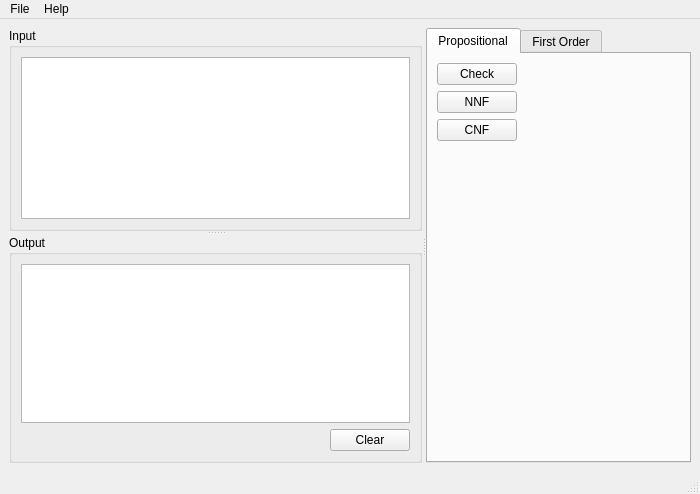
Qt form pylogic/gui/mainwindow.ui (b3aver/PyLogic) before a commit.
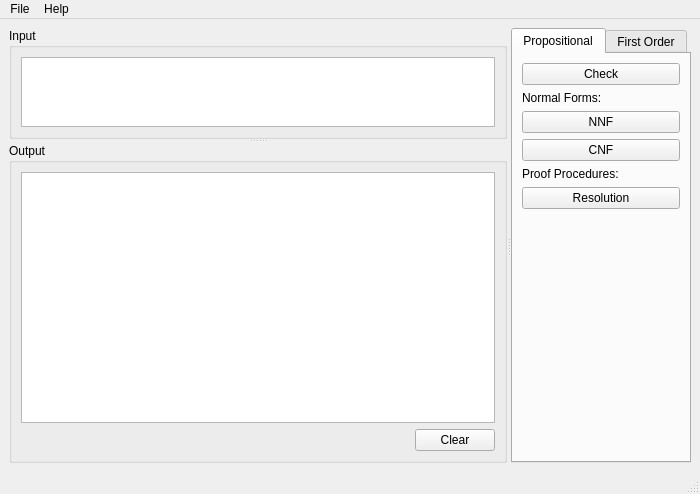
The same form after that commit. Custom widgets are drawn as their Qt base class.

Commit message: In GUI add resolution button and fix layout

Diff of the .ui file:
```diff
--- a/pylogic/gui/mainwindow.ui
+++ b/pylogic/gui/mainwindow.ui
@@ -21,10 +21,22 @@
        <enum>Qt::Horizontal</enum>
       </property>
       <widget class="QSplitter" name="splitter">
+       <property name="sizePolicy">
+        <sizepolicy hsizetype="Preferred" vsizetype="Expanding">
+         <horstretch>1</horstretch>
+         <verstretch>0</verstretch>
+        </sizepolicy>
+       </property>
        <property name="orientation">
         <enum>Qt::Vertical</enum>
        </property>
-       <widget class="QGroupBox" name="groupBox">
+       <widget class="QGroupBox" name="groupBoxInput">
+        <property name="sizePolicy">
+         <sizepolicy hsizetype="Preferred" vsizetype="Preferred">
+          <horstretch>0</horstretch>
+          <verstretch>1</verstretch>
+         </sizepolicy>
+        </property>
         <property name="title">
          <string>Input</string>
         </property>
@@ -34,7 +46,13 @@
          </item>
         </layout>
        </widget>
-       <widget class="QGroupBox" name="groupBox_2">
+       <widget class="QGroupBox" name="groupBoxOutput">
+        <property name="sizePolicy">
+         <sizepolicy hsizetype="Preferred" vsizetype="Preferred">
+          <horstretch>0</horstretch>
+          <verstretch>4</verstretch>
+         </sizepolicy>
+        </property>
         <property name="title">
          <string>Output</string>
         </property>
@@ -76,9 +94,6 @@
         </layout>
        </widget>
       </widget>
-      <widget class="QWidget" name="horizontalLayoutWidget">
-       <layout class="QHBoxLayout" name="horizontalLayout_2">
-        <item>
          <widget class="QTabWidget" name="tabWidget">
           <property name="currentIndex">
            <number>0</number>
@@ -87,51 +102,98 @@
            <attribute name="title">
             <string>Propositional</string>
            </attribute>
-           <layout class="QFormLayout" name="formLayout">
-            <item row="0" column="0">
+        <layout class="QVBoxLayout" name="verticalLayout">
+         <item>
              <widget class="QPushButton" name="pushButtonCheckPropositional">
               <property name="text">
                <string>Check</string>
               </property>
              </widget>
             </item>
-            <item row="1" column="0">
+         <item>
+          <widget class="QLabel" name="labelNormalForms">
+           <property name="text">
+            <string>Normal Forms:</string>
+           </property>
+          </widget>
+         </item>
+         <item>
              <widget class="QPushButton" name="pushButtonNNF">
               <property name="text">
                <string>NNF</string>
               </property>
              </widget>
             </item>
-            <item row="2" column="0">
+         <item>
              <widget class="QPushButton" name="pushButtonCNF">
               <property name="text">
                <string>CNF</string>
               </property>
              </widget>
             </item>
+         <item>
+          <widget class="QLabel" name="labelProofProcedures">
+           <property name="text">
+            <string>Proof Procedures:</string>
+           </property>
+          </widget>
+         </item>
+         <item>
+          <widget class="QPushButton" name="pushButtonResolution">
+           <property name="text">
+            <string>Resolution</string>
+           </property>
+          </widget>
+         </item>
+         <item>
+          <spacer name="verticalSpacer">
+           <property name="orientation">
+            <enum>Qt::Vertical</enum>
+           </property>
+           <property name="sizeHint" stdset="0">
+            <size>
+             <width>20</width>
+             <height>40</height>
+            </size>
+           </property>
+          </spacer>
+         </item>
            </layout>
           </widget>
           <widget class="QWidget" name="tabFirstOrder">
            <attribute name="title">
             <string>First Order</string>
            </attribute>
+        <layout class="QVBoxLayout" name="verticalLayout_2">
+         <item>
+          <widget class="QLabel" name="label">
+           <property name="text">
+            <string>&lt;html&gt;&lt;head/&gt;&lt;body&gt;&lt;p&gt;&lt;span style=&quot; color:#ff0000;&quot;&gt;Beta! Under construction&lt;/span&gt;&lt;/p&gt;&lt;/body&gt;&lt;/html&gt;</string>
+           </property>
+          </widget>
+         </item>
+         <item>
            <widget class="QPushButton" name="ushButtonCheckFirstOrder">
-            <property name="geometry">
-             <rect>
-              <x>10</x>
-              <y>10</y>
-              <width>85</width>
-              <height>31</height>
-             </rect>
-            </property>
             <property name="text">
              <string>Check</string>
             </property>
            </widget>
-          </widget>
-         </widget>
-        </item>
-       </layout>
+         </item>
+         <item>
+          <spacer name="verticalSpacer_2">
+           <property name="orientation">
+            <enum>Qt::Vertical</enum>
+           </property>
+           <property name="sizeHint" stdset="0">
+            <size>
+             <width>20</width>
+             <height>40</height>
+            </size>
+           </property>
+          </spacer>
+         </item>
+        </layout>
+       </widget>
       </widget>
      </widget>
     </item>
```
Left out of the diff: 35 changed lines with no effect on the pictures. Lines whose indentation alone changed are shown as unchanged. The commit also changes 1 other file.
